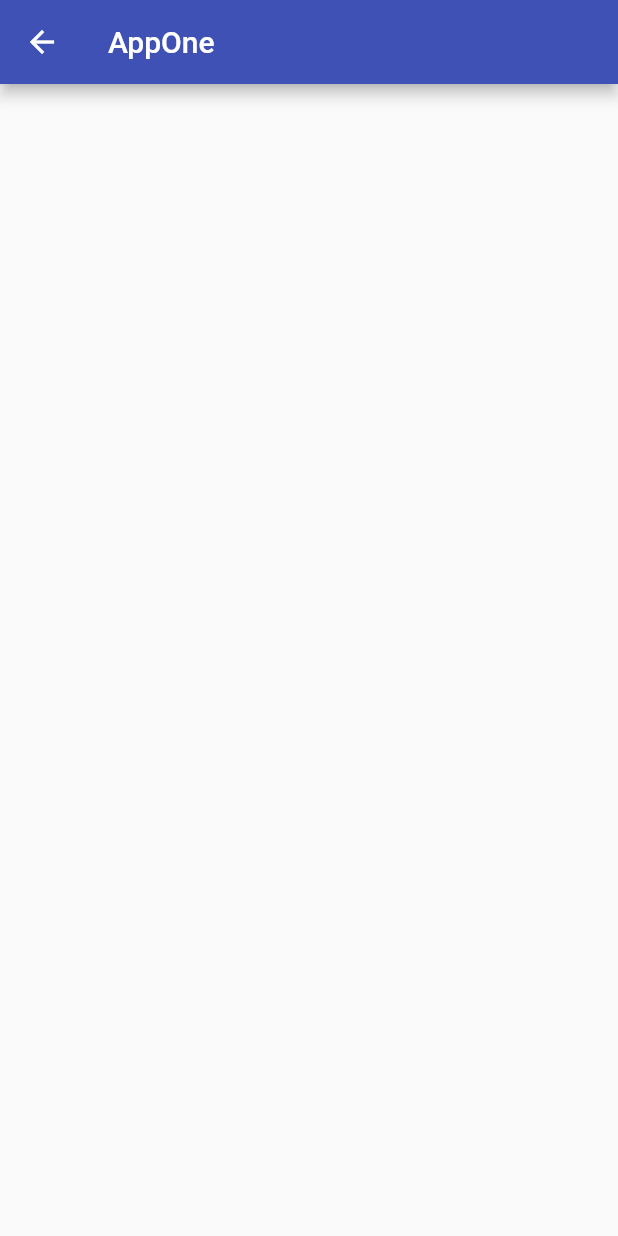
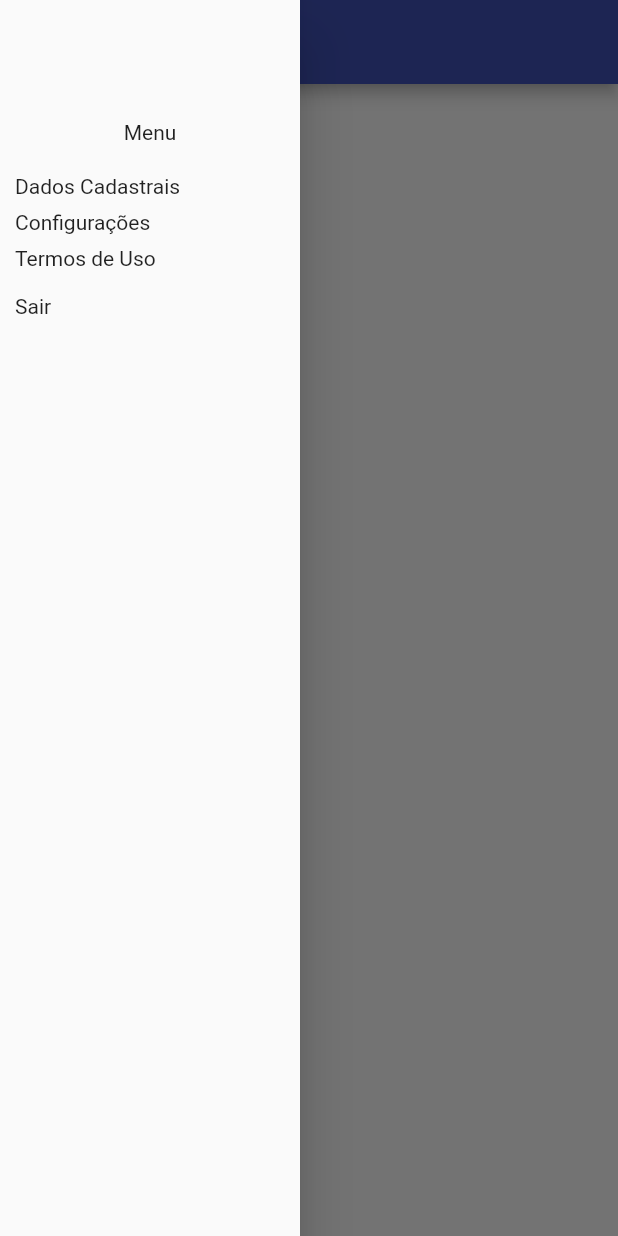
Before and after one commit to odantonio/appone, a Flutter app: the MainPage screen opened directly, with the side drawer open (before the commit the screen has no drawer), on a phone screen of 412 x 824 dp. Run offline on Flutter 3.47's test engine with Material 2 defaults, Android fonts, the phone set to English and light mode, and no system bars; our stand-ins replace google_fonts; network calls fail.

Commit message:
add: multpage navigate

```diff
--- a/lib/pages/dio_page.dart
+++ b/lib/pages/dio_page.dart
@@ -43,6 +43,7 @@ class _DioLoginPageState extends State<DioLoginPage> {
                   padding:
                       EdgeInsets.symmetric(horizontal: 16.0, vertical: 16.0),
                   child: SizedBox(
+                    //width: 200,
                     child: Image(
                       image: NetworkImage(
                           "https://hermes.digitalinnovation.one/assets/diome/logo.png",
@@ -83,7 +84,7 @@ class _DioLoginPageState extends State<DioLoginPage> {
                           padding: const EdgeInsets.symmetric(
                               horizontal: 16.0, vertical: 4.0),
                           child: SizedBox(
-                            height: 24,
+                            height: 30,
                             child: TextField(
                               controller: _emailController,
                               onChanged: (value) {
--- a/lib/pages/main_page.dart
+++ b/lib/pages/main_page.dart
@@ -1,3 +1,5 @@
+import 'package:appone/pages/cadastro_page.dart';
+import 'package:appone/pages/dio_page.dart';
 import 'package:flutter/material.dart';
 
 class MainPage extends StatefulWidget {
@@ -11,7 +13,85 @@ class _MainPageState extends State<MainPage> {
   @override
   Widget build(BuildContext context) {
     return Scaffold(
-      appBar: AppBar(title: const Text("AppOne")),
-    );
+        appBar: AppBar(title: const Text("AppOne")),
+        drawer: Drawer(
+          width: 200,
+          child: Padding(
+            padding: const EdgeInsets.only(top: 80.0),
+            child: Column(
+              mainAxisAlignment: MainAxisAlignment.start,
+              crossAxisAlignment: CrossAxisAlignment.start,
+              children: [
+                const Row(
+                  mainAxisAlignment: MainAxisAlignment.center,
+                  children: [
+                    Padding(
+                      padding: EdgeInsets.only(bottom: 16.0),
+                      child: Text("Menu"),
+                    ),
+                  ],
+                ),
+                //Divider(),
+                InkWell(
+                  onTap: () {
+                    Navigator.pop(context);
+                    Navigator.push(
+                        context,
+                        MaterialPageRoute(
+                            builder: (context) => const CadastroPage()));
+                  },
+                  child: const Padding(
+                    padding:
+                        EdgeInsets.symmetric(horizontal: 10.0, vertical: 4.0),
+                    child: Text("Dados Cadastrais"),
+                  ),
+                ),
+                InkWell(
+                  onTap: () {
+                    Navigator.pop(context);
+                    Navigator.push(
+                        context,
+                        MaterialPageRoute(
+                            builder: (context) => const CadastroPage()));
+                  },
+                  child: const Padding(
+                    padding:
+                        EdgeInsets.symmetric(horizontal: 10.0, vertical: 4.0),
+                    child: Text("Configurações"),
+                  ),
+                ),
+                InkWell(
+                  onTap: () {
+                    Navigator.pop(context);
+                    Navigator.push(
+                        context,
+                        MaterialPageRoute(
+                            builder: (context) => const CadastroPage()));
+                  },
+                  child: const Padding(
+                    padding:
+                        EdgeInsets.symmetric(horizontal: 10.0, vertical: 4.0),
+                    child: Text("Termos de Uso"),
+                  ),
+                ),
+                //Divider(),
+                InkWell(
+                  onTap: () {
+                    Navigator.pop(context);
+                    Navigator.push(
+                        context,
+                        MaterialPageRoute(
+                            builder: (context) => const DioLoginPage()));
+                  },
+                  child: const Padding(
+                    padding:
+                        EdgeInsets.symmetric(horizontal: 10.0, vertical: 12.0),
+                    child: Text("Sair"),
+                  ),
+                ),
+              ],
+            ),
+          ),
+        ));
   }
 }
```
Also changed, not shown: lib/pages/cadastro_page.dart (+51 -1 lines), lib/pages/pageview_pages/pagina1.dart (added, +21 -0 lines), lib/pages/pageview_pages/pagina2.dart (added, +21 -0 lines), lib/pages/pageview_pages/pagina3.dart (added, +21 -0 lines).
